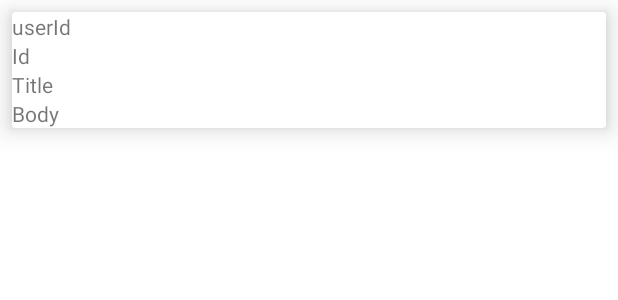
After one commit to kopylovis/MyRxJavaGetData, an Android app: the layout post_item.xml on its own in the app's theme, with its tools: preview values and no code run, on a phone screen of 412 x 824 dp. The commit adds this screen. Shown: the top 300 px of the screen. Run offline under Robolectric (Android 15) with nearby library versions, the phone set to English and light mode, and no system bars.

Commit message:
Added Layouts, Interface PostApi and PostAdapter.

```diff
--- a/app/src/main/AndroidManifest.xml
+++ b/app/src/main/AndroidManifest.xml
@@ -1,6 +1,8 @@
 <?xml version="1.0" encoding="utf-8"?>
 <manifest xmlns:android="http://schemas.android.com/apk/res/android"
     package="com.example.myrxjavagetdata">
+
+    <uses-permission android:name="android.permission.INTERNET"/>
 
     <application
         android:allowBackup="true"
--- /dev/null
+++ b/app/src/main/res/layout/post_item.xml
@@ -0,0 +1,45 @@
+<?xml version="1.0" encoding="utf-8"?>
+<LinearLayout xmlns:android="http://schemas.android.com/apk/res/android"
+    android:layout_width="match_parent"
+    android:layout_height="match_parent"
+    xmlns:app="http://schemas.android.com/apk/res-auto"
+    xmlns:tools="http://schemas.android.com/tools">
+
+    <androidx.cardview.widget.CardView
+        android:layout_margin="8dp"
+        android:layout_width="match_parent"
+        android:layout_height="wrap_content"
+        app:cardElevation="10dp">
+
+        <LinearLayout
+            android:layout_width="match_parent"
+            android:layout_height="match_parent"
+            android:orientation="vertical">
+
+            <TextView
+                android:id="@+id/piUserId"
+                android:layout_width="wrap_content"
+                android:layout_height="match_parent"
+                tools:text="userId"/>
+
+            <TextView
+                android:id="@+id/piId"
+                android:layout_width="wrap_content"
+                android:layout_height="match_parent"
+                tools:text="Id"/>
+
+            <TextView
+                android:id="@+id/piTitle"
+                android:layout_width="wrap_content"
+                android:layout_height="match_parent"
+                tools:text="Title"/>
+
+            <TextView
+                android:id="@+id/piBody"
+                android:layout_width="wrap_content"
+                android:layout_height="match_parent"
+                tools:text="Body"/>
+
+        </LinearLayout>
+    </androidx.cardview.widget.CardView>
+</LinearLayout>
```
Also changed, not shown: app/src/main/java/com/example/myrxjavagetdata/MainActivity.java (+19 -0 lines), app/src/main/java/com/example/myrxjavagetdata/adapters/PostAdapter.java (added, +42 -0 lines), app/src/main/java/com/example/myrxjavagetdata/adapters/PostViewHolder.java (added, +22 -0 lines), app/src/main/java/com/example/myrxjavagetdata/retrofit/PostApi.java (added, +11 -0 lines), app/src/main/java/com/example/myrxjavagetdata/retrofit/RetrofitClient.java (added, +23 -0 lines), app/src/main/res/layout/activity_main.xml (+4 -22 lines).
